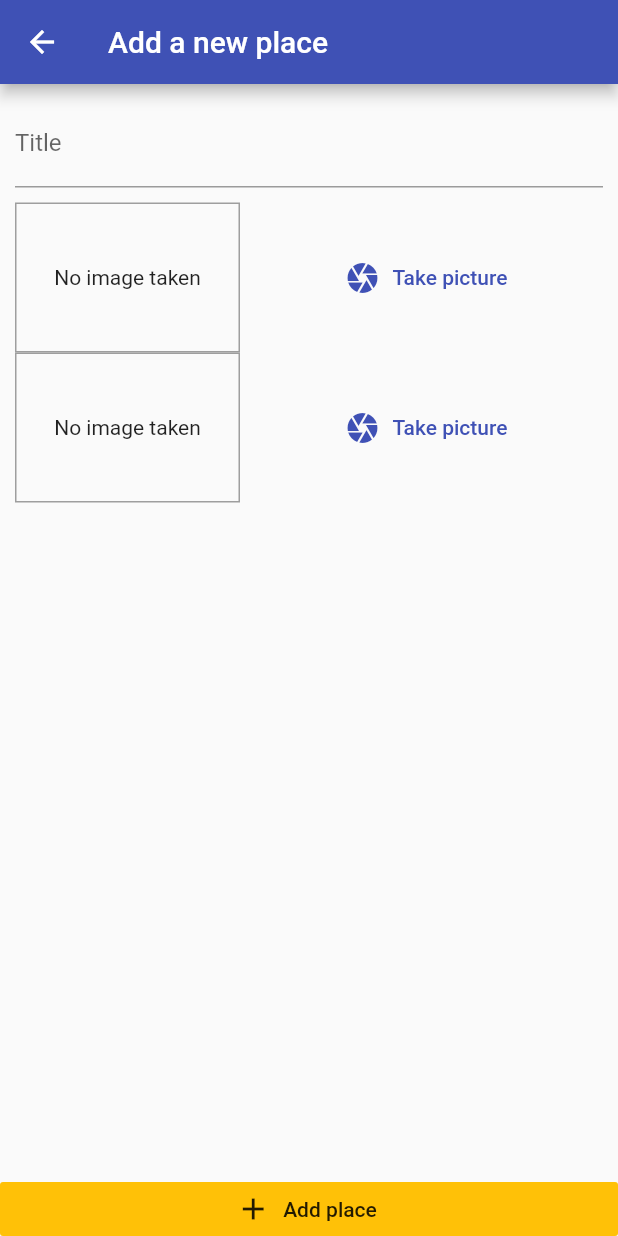
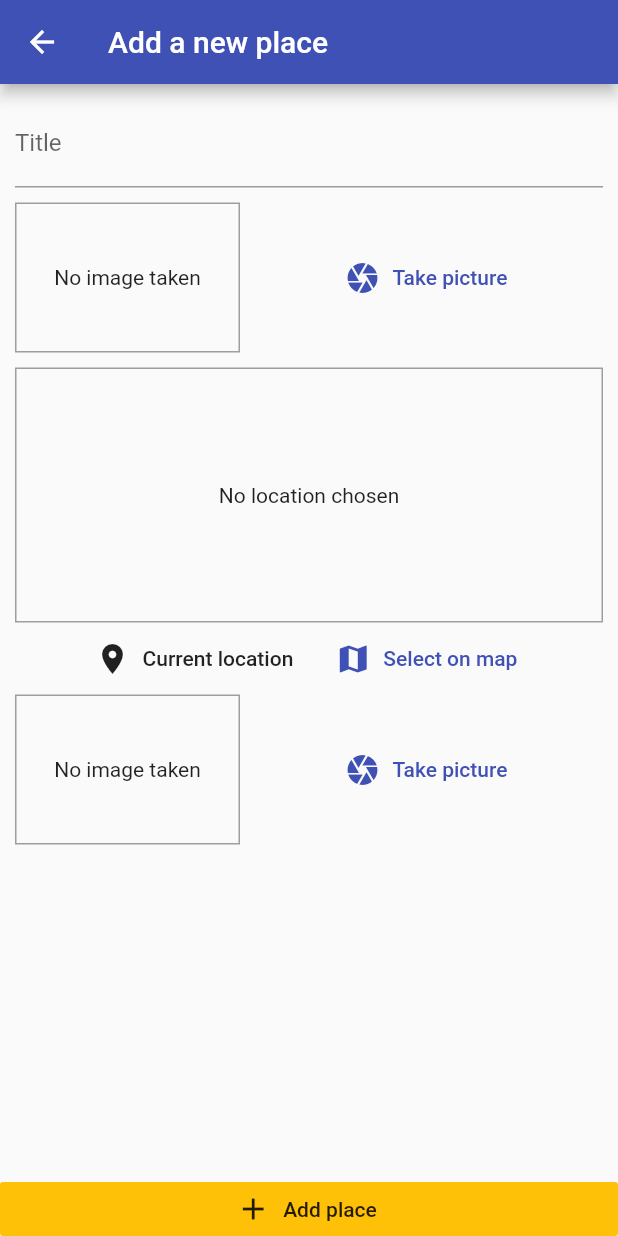
Before and after one commit to datanonymous/section13_greatplaces_flutter, a Flutter app: the screen it shows after launch, after a tap on the "add" icon, on a phone screen of 412 x 824 dp. Run offline on Flutter 3.47's test engine with Material 2 defaults, Android fonts, the phone set to English and light mode, and no system bars; our stand-ins replace image_picker, location, sqflite; accounts and stored records are empty.

Commit message:
8/5/2020

```diff
--- /dev/null
+++ b/lib/helpers/location_helper.dart
@@ -0,0 +1,10 @@
+import 'package:flutter/material.dart';
+
+const GOOGLE_API_KEY = 'AIzaSyA220H9a4rHdrCgBq7XtSxYNs832EwQQ1E';
+//https://developers.google.com/maps/documentation/maps-static/overview
+
+class LocationHelper {
+  static String generateLocationPreviewImage({double latitude, double longitude}){
+    return 'https://maps.googleapis.com/maps/api/staticmap?center=&$latitude,$longitude&zoom=13&size=600x300&maptype=roadmap&markers=color:red%7Clabel:A%7C$latitude,$longitude &key=$GOOGLE_API_KEY';
+  }
+}
--- a/lib/providers/great_places.dart
+++ b/lib/providers/great_places.dart
@@ -9,7 +9,10 @@ class GreatPlaces with ChangeNotifier {
     return [..._items];
   }
 
-  void addPlace(String pickedTitle, File pickedImage,){
+  void addPlace(
+    String pickedTitle,
+    File pickedImage,
+  ) {
     final newPlace = Place(
       id: DateTime.now().toString(),
       image: pickedImage,
@@ -20,15 +23,22 @@ class GreatPlaces with ChangeNotifier {
     notifyListeners();
 
     //lecture #296
-    DBHelper.insert('places', {
+    DBHelper.insert('user_places', {
       'id': newPlace.id,
       'title': newPlace.title,
       'image': newPlace.image.path,
     });
   }
 
-  Future<void> fetchAndSetPlaces () async {
-    //todo todo todo, lecture 297
+  Future<void> fetchAndSetPlaces() async {
+    final dataList = await DBHelper.getData('user_places');
+    _items = dataList
+        .map((item) => Place(
+            id: item['id'],
+            title: item['title'],
+            image: File(item['image']),
+            location: null))
+        .toList();
+    notifyListeners();
   }
-
 }
--- a/lib/screens/add_place_screen.dart
+++ b/lib/screens/add_place_screen.dart
@@ -4,6 +4,7 @@ import '../widgets/image_input.dart';
 import 'dart:io';
 import 'package:provider/provider.dart';
 import '../providers/great_places.dart';
+import '../widgets/location_input.dart';
 import 'package:path/path.dart' as path;
 import 'package:path_provider/path_provider.dart' as syspaths;
 
@@ -51,7 +52,8 @@ class _AddPlaceScreenState extends State<AddPlaceScreen> {
     final savedImage =
         await File(imageFile.path).copy('${appDir.path}/$fileName');
 //    widget.onSelectImage(savedImage); //execute function _selectImage and pass savedImage to it
-    _selectImage(savedImage); //setting the savedImage to _pickedImage; _savePlace needs a _pickedImage to not be null
+    _selectImage(
+        savedImage); //setting the savedImage to _pickedImage; _savePlace needs a _pickedImage to not be null
   }
 
   @override
@@ -75,10 +77,10 @@ class _AddPlaceScreenState extends State<AddPlaceScreen> {
                       ),
                       controller: _titleController,
                     ),
-                    SizedBox(
-                      height: 10,
-                    ),
+                    SizedBox(height: 10),
                     ImageInput(_selectImage),
+                    SizedBox(height: 10),
+                    LocationInput(),
 
                     //////////////////////////////////////////
                     Row(
@@ -115,7 +117,6 @@ class _AddPlaceScreenState extends State<AddPlaceScreen> {
                       ],
                     ),
                     //////////////////////////////////////////
-
                   ],
                 ),
               ),
--- a/lib/screens/places_list_screen.dart
+++ b/lib/screens/places_list_screen.dart
@@ -18,22 +18,33 @@ class PlacesListScreen extends StatelessWidget {
             ),
           ],
         ),
-        body: Consumer<GreatPlaces>(
+        body: FutureBuilder(
+          future: Provider.of<GreatPlaces>(context, listen: false)
+              .fetchAndSetPlaces(),
+          builder: (ctx, snapshot) =>
+              snapshot.connectionState == ConnectionState.waiting
+                  ? Center(
+                      child: CircularProgressIndicator(),
+                    )
+                  : Consumer<GreatPlaces>(
                       child: Center(
                         child: Text('No places yet, start adding some!'),
                       ),
-          builder: (ctx, greatPlaces, ch) => greatPlaces.items.length <= 0
+                      builder: (ctx, greatPlaces, ch) =>
+                          greatPlaces.items.length <= 0
                               ? ch
                               : ListView.builder(
                                   itemCount: greatPlaces.items.length,
                                   itemBuilder: (ctx, i) => ListTile(
                                     leading: CircleAvatar(
-                      backgroundImage: FileImage(greatPlaces.items[i].image),
+                                      backgroundImage:
+                                          FileImage(greatPlaces.items[i].image),
                                     ),
                                     title: Text(greatPlaces.items[i].title),
-                    onTap: (){
+                                    onTap: () {
                                       //go to detail page
                                     },
+                                  ),
                                 ),
                     ),
         ));
--- /dev/null
+++ b/lib/widgets/location_input.dart
@@ -0,0 +1,68 @@
+import 'package:flutter/material.dart';
+import 'package:location/location.dart';
+import '../helpers/location_helper.dart';
+
+class LocationInput extends StatefulWidget {
+  @override
+  _LocationInputState createState() => _LocationInputState();
+}
+
+class _LocationInputState extends State<LocationInput> {
+  //lecture #298
+  String _previewImageUrl;
+
+  Future<void> _getCurrentUserLocation() async{
+    final locData = await Location().getLocation();
+    print(locData.latitude);
+    print(locData.longitude);
+    final staticMapImageUrl = LocationHelper.generateLocationPreviewImage(latitude: locData.latitude, longitude: locData.longitude);
+    setState(() {
+      _previewImageUrl = staticMapImageUrl;
+    });
+  }
+
+  @override
+  Widget build(BuildContext context) {
+    return Column(
+      children: [
+        Container(
+          height: 170,
+          width: double.infinity,
+          alignment: Alignment.center,
+          decoration: BoxDecoration(
+            border: Border.all(
+              width: 1,
+              color: Colors.grey,
+            ),
+          ),
+          child: _previewImageUrl == null
+              ? Text(
+                  'No location chosen',
+                  textAlign: TextAlign.center,
+                )
+              : Image.network(
+                  _previewImageUrl,
+                  fit: BoxFit.cover,
+                  width: double.infinity,
+                ),
+        ),
+        Row(
+          mainAxisAlignment: MainAxisAlignment.center,
+          children: [
+            FlatButton.icon(
+              onPressed: _getCurrentUserLocation,
+              icon: Icon(Icons.location_on),
+              label: Text('Current location'),
+            ),
+            FlatButton.icon(
+              onPressed: () {},
+              icon: Icon(Icons.map),
+              label: Text('Select on map'),
+              textColor: Theme.of(context).primaryColor,
+            )
+          ],
+        ),
+      ],
+    );
+  }
+}
--- a/pubspec.yaml
+++ b/pubspec.yaml
@@ -28,6 +28,7 @@ dependencies:
   path_provider: ^1.6.11
   path: ^1.7.0
   sqflite: ^1.3.1
+  location: ^3.0.2
 
   # The following adds the Cupertino Icons font to your application.
   # Use with the CupertinoIcons class for iOS style icons.
```
Also changed, not shown: pubspec.lock, 1 other file. Lines whose indentation alone changed are shown as unchanged.
